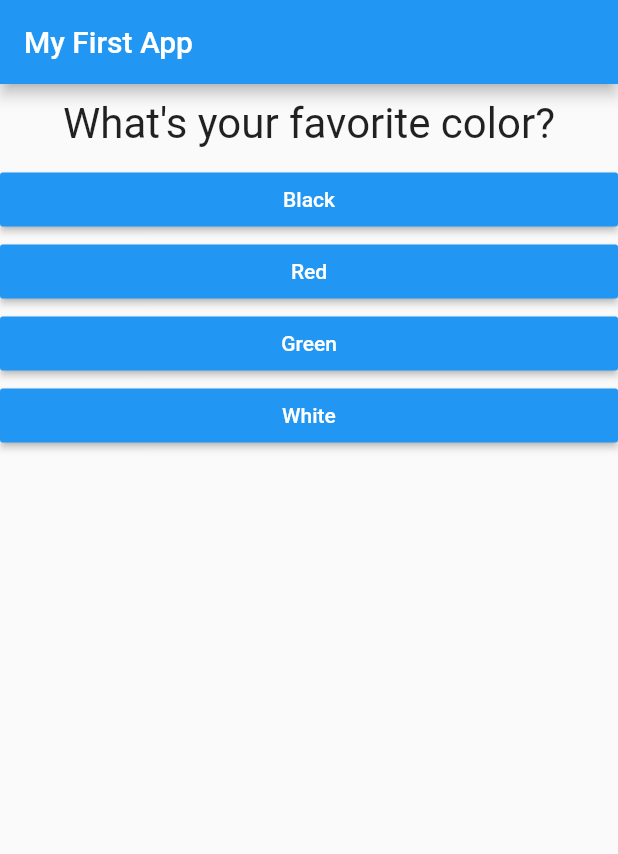
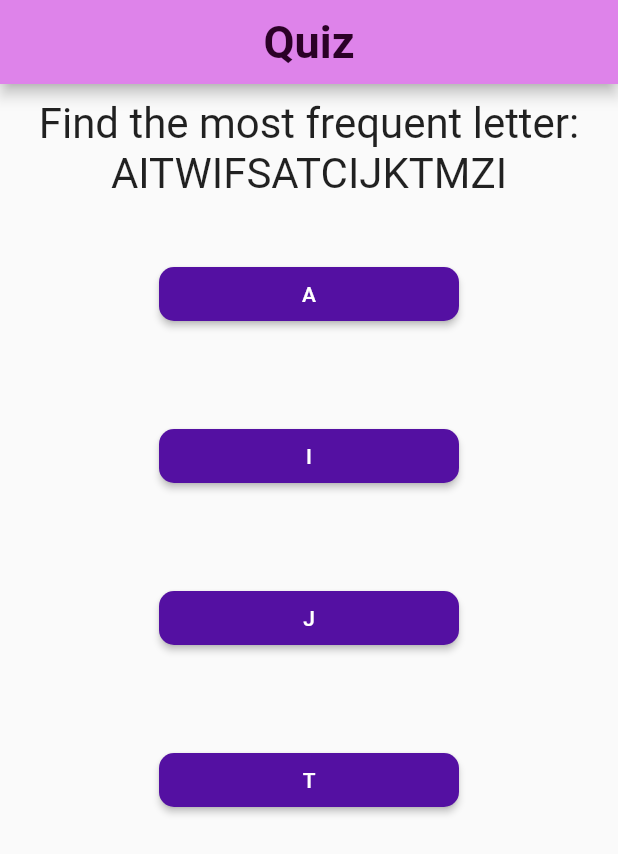
Before and after one commit to gagandeepkaur15/Flutter, a Flutter app: the screen it shows after launch, on a phone screen of 412 x 824 dp. Shown: the top 854 px of the screen. Run offline on Flutter 3.47's test engine with Material 2 defaults, Android fonts, the phone set to English and light mode, and no system bars.

Commit message:
Changed the buttons

```diff
--- a/lib/answer.dart
+++ b/lib/answer.dart
@@ -9,10 +9,13 @@ class Answer extends StatelessWidget {
   @override
   Widget build(BuildContext context) {
     return Container(
-      width: double.infinity,
+      width: 200,
+      margin: EdgeInsets.all(30),
       child: RaisedButton(
-        color: Colors.blue,
-        textColor: Colors.white,
+        color: Color.fromARGB(255, 84, 16, 162),
+        textColor: Color.fromARGB(255, 255, 255, 255),
+        hoverColor: Color.fromARGB(255, 197, 135, 214),
+        shape: RoundedRectangleBorder(borderRadius: BorderRadius.circular(10)),
         child: Text(answerText),
         onPressed: selectHandler,
       ),
--- a/lib/main.dart
+++ b/lib/main.dart
@@ -16,30 +16,30 @@ class MyApp extends StatefulWidget {
 class _MyAppState extends State<MyApp> {
   final questions = const [
     {
-      'questionText': 'What\'s your favorite color?',
+      'questionText': 'Find the most frequent letter: AITWIFSATCIJKTMZI',
       'answers': [
-        {'text': 'Black', 'score': 10},
-        {'text': 'Red', 'score': 5},
-        {'text': 'Green', 'score': 3},
-        {'text': 'White', 'score': 1},
+        {'text': 'A', 'score': 2},
+        {'text': 'I', 'score': 4},
+        {'text': 'J', 'score': 1},
+        {'text': 'T', 'score': 3},
       ],
     },
     {
-      'questionText': 'What\'s your favorite animal?',
+      'questionText': 'How many . can you see: ,,,.,,,.,,,,..,,,,,.,,,,',
       'answers': [
-        {'text': 'Rabbit', 'score': 3},
-        {'text': 'Snake', 'score': 11},
-        {'text': 'Elephant', 'score': 5},
-        {'text': 'Lion', 'score': 9},
+        {'text': '5', 'score': 4},
+        {'text': '6', 'score': 3},
+        {'text': '7', 'score': 2},
+        {'text': '8', 'score': 1},
       ],
     },
     {
-      'questionText': 'Who\'s your favorite instructor?',
+      'questionText': '1+1+1+1+1+1',
       'answers': [
-        {'text': 'Max', 'score': 1},
-        {'text': 'Emma', 'score': 1},
-        {'text': 'Marie', 'score': 1},
-        {'text': 'Stefan', 'score': 1},
+        {'text': '8', 'score': 2},
+        {'text': '7', 'score': 1},
+        {'text': '6', 'score': 3},
+        {'text': '5', 'score': 1},
       ],
     },
   ];
@@ -73,7 +73,16 @@ class _MyAppState extends State<MyApp> {
     return MaterialApp(
       home: Scaffold(
         appBar: AppBar(
-          title: Text('My First App'),
+          title: Center(
+            child: Text(
+              'Quiz',
+              style: TextStyle(
+                  fontSize: 30,
+                  fontWeight: FontWeight.bold,
+                  color: Color.fromARGB(255, 43, 1, 39)),
+            ),
+          ),
+          backgroundColor: Color.fromARGB(255, 222, 131, 234),
         ),
         body: questionIndex < questions.length
             ? Quiz(
--- a/lib/result.dart
+++ b/lib/result.dart
@@ -8,14 +8,14 @@ class Result extends StatelessWidget {
 
   String get resultPhrase {
     String resultText;
-    if (resultScore <= 8) {
-      resultText = 'You are awesome and innocent!';
-    } else if (resultScore <= 12) {
-      resultText = 'Pretty likeable!';
-    } else if (resultScore <= 16) {
-      resultText = 'You are ... strange?!';
+    if (resultScore <= 4) {
+      resultText = 'You are a bad observer!';
+    } else if (resultScore <= 7) {
+      resultText = 'You are still learning to observe details!';
+    } else if (resultScore <= 9) {
+      resultText = 'You are good at observing things!';
     } else {
-      resultText = 'You are so bad!';
+      resultText = 'You are a great observer!';
     }
     return resultText;
   }
@@ -24,6 +24,7 @@ class Result extends StatelessWidget {
   Widget build(BuildContext context) {
     return Center(
         child: Column(
+      mainAxisAlignment: MainAxisAlignment.spaceEvenly,
       children: <Widget>[
         Text(
           resultPhrase,
@@ -36,8 +37,11 @@ class Result extends StatelessWidget {
         FlatButton(
           child: Text(
             'Restart Quiz!',
+            style: TextStyle(
+              fontSize: 20,
+            ),
           ),
-          textColor: Colors.blue,
+          textColor: Color.fromARGB(255, 181, 100, 206),
           onPressed: resetHandler,
         ),
       ],
```
